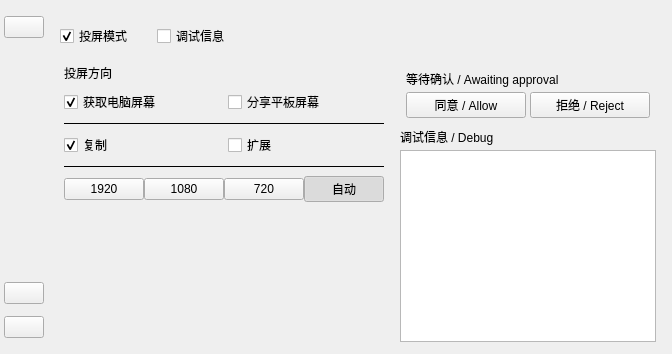
HuTaoUnknow/Fukaros-Furina, file Furina/ui/forms/mainwindow.ui: the form before one commit.
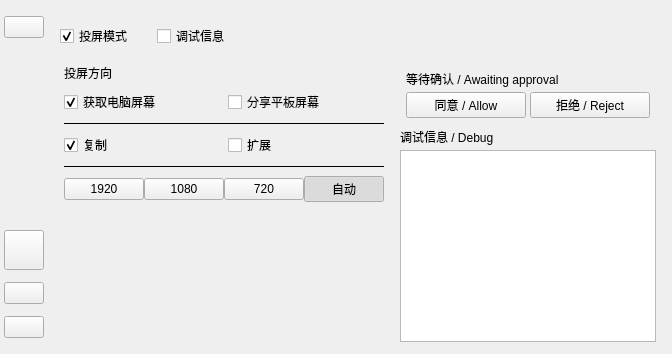
The form after the commit. Icons and pictures are not drawn.

Patch:
```diff
--- a/Furina/ui/forms/mainwindow.ui
+++ b/Furina/ui/forms/mainwindow.ui
@@ -84,6 +84,16 @@
          </property>
         </spacer>
        </item>
+       <item>
+        <widget class="QPushButton" name="collapse">
+         <property name="minimumSize"><size><width>40</width><height>40</height></size></property>
+         <property name="maximumSize"><size><width>40</width><height>40</height></size></property>
+         <property name="text"><string /></property>
+         <property name="toolTip"><string>收起投屏方向和调试信息</string></property>
+         <property name="accessibleName"><string>收起投屏方向和调试信息</string></property>
+         <property name="checkable"><bool>true</bool></property>
+        </widget>
+       </item>
        <item>
         <widget class="QPushButton" name="settings">
          <property name="text">
```
Left out of the diff: 2 changed lines with no effect on the pictures.
